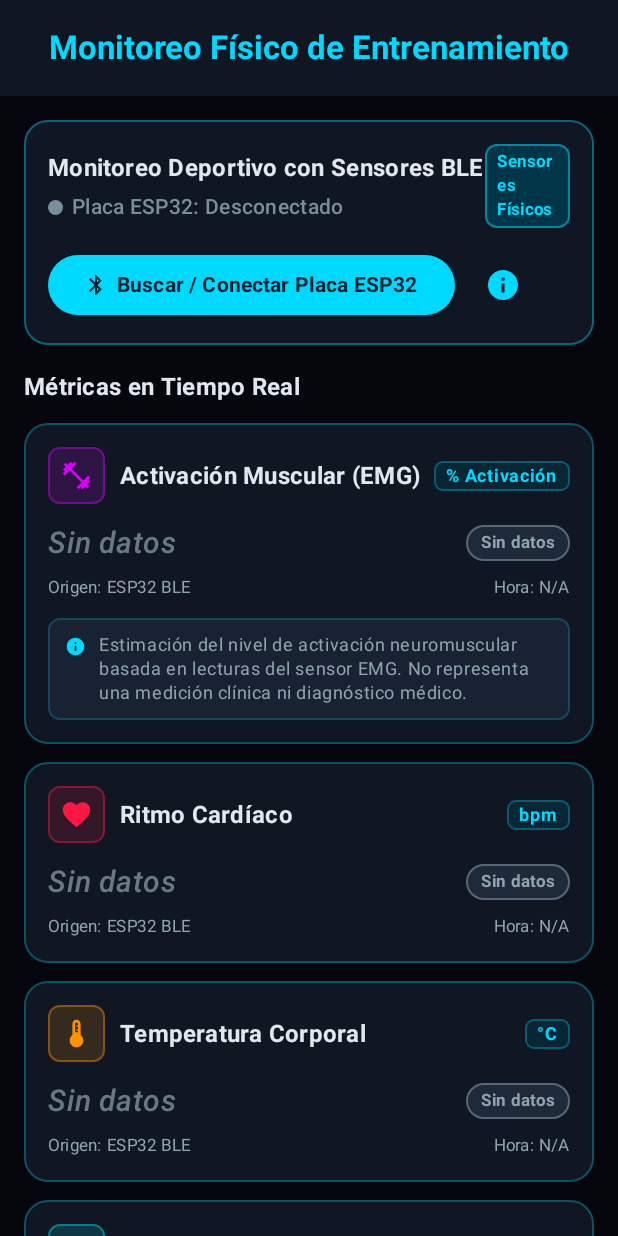
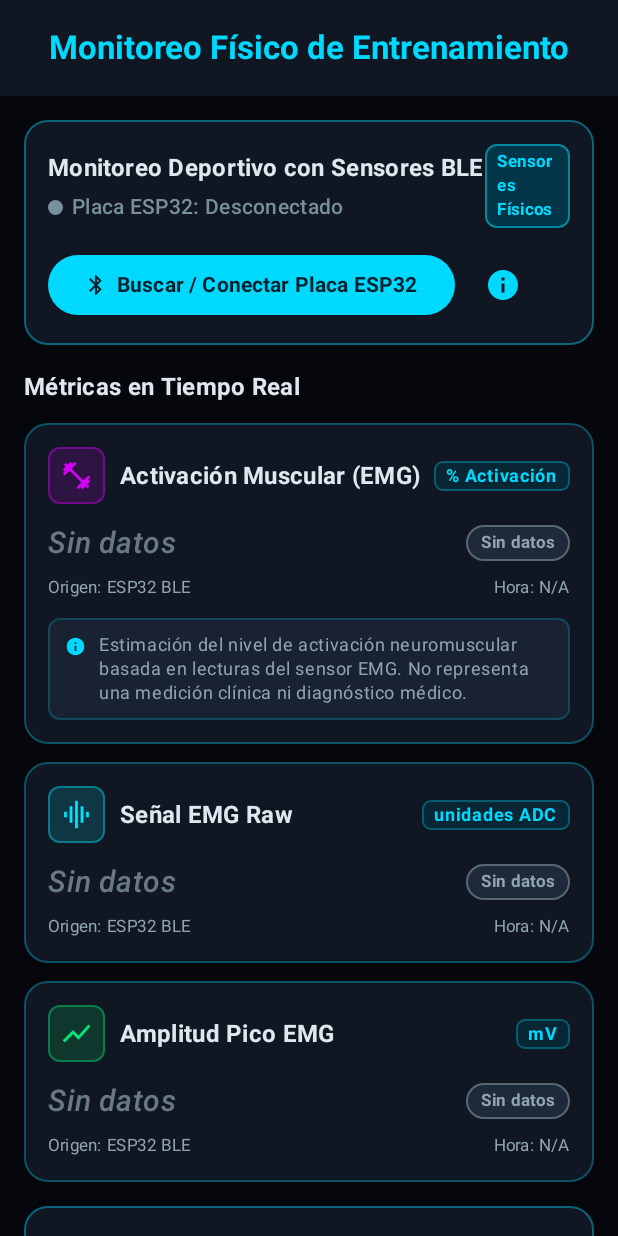
Before and after one commit to licha344/APP_Individual_TP_Nacho_Y_Luis-, an Android app built with Jetpack Compose: the screen it shows after launch (MainActivity), after a tap on "Activación Muscular (EMG)", on a phone screen of 412 x 824 dp. Run offline under Robolectric (Android 15) with nearby library versions, the phone set to English and light mode, and no system bars.

Commit message:
Actualiza la aplicación a la versión 0.1.0
Co-authored-by: Copilot <223556219+Copilot@users.noreply.github.com>

```diff
--- a/app/build.gradle.kts
+++ b/app/build.gradle.kts
@@ -13,8 +13,8 @@ android {
         applicationId = "com.example.lessiontpnl"
         minSdk = 26
         targetSdk = 37
-        versionCode = 1
-        versionName = "0.0.1"
+        versionCode = 2
+        versionName = "0.1.0"
 
         testInstrumentationRunner = "androidx.test.runner.AndroidJUnitRunner"
     }
--- a/app/src/main/java/com/example/lessiontpnl/domain/model/MetricModels.kt
+++ b/app/src/main/java/com/example/lessiontpnl/domain/model/MetricModels.kt
@@ -4,32 +4,42 @@ import com.example.lessiontpnl.config.ProvisionalDataConfig
 import java.util.UUID
 
 /**
- * Tipos de métricas físicas monitoreadas por la aplicación.
+ * Tipos de métricas físicas monitoreadas por la aplicación centradas en el sensor EMG V3 y placa ESP32.
  */
 enum class MetricType(
     val displayName: String,
     val unit: String,
     val description: String
 ) {
+    MUSCLE_FATIGUE(
+        displayName = "Activación Muscular (EMG)",
+        unit = ProvisionalDataConfig.MUSCLE_FATIGUE_SCALE,
+        description = "Estimación del nivel de activación neuromuscular basada en lecturas del sensor EMG. No representa una medición clínica ni diagnóstico médico."
+    ),
+    EMG_RAW(
+        displayName = "Señal EMG Raw",
+        unit = "unidades ADC",
+        description = "Amplitud bruta de la señal electromiográfica analógica capturada por la placa ESP32 y el sensor EMG V3 (0-4095 ADC)."
+    ),
+    EMG_PEAK(
+        displayName = "Amplitud Pico EMG",
+        unit = "mV",
+        description = "Amplitud máxima instantánea en milivoltios registrada durante las contracciones musculares."
+    ),
     HEART_RATE(
         displayName = "Ritmo Cardíaco",
         unit = "bpm",
-        description = "Frecuencia del pulso cardíaco expresada en latidos por minuto. Permite monitorear el esfuerzo físico."
+        description = "Frecuencia del pulso cardíaco expresada en latidos por minuto (métrica opcional/demo)."
     ),
     BODY_TEMPERATURE(
         displayName = "Temperatura Corporal",
         unit = ProvisionalDataConfig.BODY_TEMP_UNIT,
-        description = "Temperatura corporal en grados Celsius (°C). Monitorea la termorregulación."
+        description = "Temperatura corporal en grados Celsius (°C) (métrica opcional/demo)."
     ),
     BLOOD_PRESSURE(
         displayName = "Presión Arterial",
         unit = ProvisionalDataConfig.BLOOD_PRESSURE_UNIT,
-        description = "Presión ejercida por la sangre en las arterias (Sistólica / Diastólica)."
-    ),
-    MUSCLE_FATIGUE(
-        displayName = "Activación Muscular (EMG)",
-        unit = ProvisionalDataConfig.MUSCLE_FATIGUE_SCALE,
-        description = "Estimación del nivel de activación neuromuscular basada en lecturas del sensor EMG. No representa una medición clínica ni diagnóstico médico."
+        description = "Presión ejercida por la sangre en las arterias (métrica opcional/demo)."
     )
 }
 
@@ -54,14 +64,16 @@ enum class DataSource(val label: String) {
  * Representación tipada de los valores de las métricas.
  */
 sealed class MetricValue {
-    data class HeartRate(val bpm: Int) : MetricValue()
-    data class BodyTemperature(val celsius: Double) : MetricValue()
-    data class BloodPressure(val systolic: Int, val diastolic: Int) : MetricValue()
     data class MuscleFatigueEmg(
         val emgRaw: Int,
         val activationPercent: Int,
         val isDemoData: Boolean = false
     ) : MetricValue()
+    data class EmgRawValue(val rawValue: Int) : MetricValue()
+    data class EmgPeakValue(val peakMv: Double) : MetricValue()
+    data class HeartRate(val bpm: Int) : MetricValue()
+    data class BodyTemperature(val celsius: Double) : MetricValue()
+    data class BloodPressure(val systolic: Int, val diastolic: Int) : MetricValue()
     data class MuscleFatigueUnavailable(
         val reason: String = ProvisionalDataConfig.MUSCLE_FATIGUE_UNAVAILABLE_REASON
     ) : MetricValue()
--- a/app/src/main/java/com/example/lessiontpnl/ui/MainScreen.kt
+++ b/app/src/main/java/com/example/lessiontpnl/ui/MainScreen.kt
@@ -208,12 +208,11 @@ fun MainScreen(
                     )
 
                     BoxWithConstraints(modifier = Modifier.fillMaxWidth()) {
-                        val columns = if (maxWidth < 600.dp) 1 else 2
+                        val columns = if (maxWidth < 600.dp) 1 else 3
                         val metrics = listOf(
                             MetricType.MUSCLE_FATIGUE,
-                            MetricType.HEART_RATE,
-                            MetricType.BODY_TEMPERATURE,
-                            MetricType.BLOOD_PRESSURE
+                            MetricType.EMG_RAW,
+                            MetricType.EMG_PEAK
                         )
                         if (columns == 1) {
                             Column(verticalArrangement = Arrangement.spacedBy(12.dp)) {
@@ -225,16 +224,9 @@ fun MainScreen(
                             }
                         } else {
                             Row(horizontalArrangement = Arrangement.spacedBy(12.dp)) {
-                                metrics.chunked(2).forEach { columnMetrics ->
-                                    Column(
-                                        modifier = Modifier.weight(1f),
-                                        verticalArrangement = Arrangement.spacedBy(12.dp)
-                                    ) {
-                                        columnMetrics.forEach { metric ->
-                                            uiState.metricsMap[metric]?.let { displayInfo ->
-                                                MetricCard(displayInfo = displayInfo, modifier = Modifier.fillMaxWidth())
-                                            }
-                                        }
+                                metrics.forEach { metric ->
+                                    uiState.metricsMap[metric]?.let { displayInfo ->
+                                        MetricCard(displayInfo = displayInfo, modifier = Modifier.weight(1f))
                                     }
                                 }
                             }
--- a/app/src/main/java/com/example/lessiontpnl/ui/components/HistorySection.kt
+++ b/app/src/main/java/com/example/lessiontpnl/ui/components/HistorySection.kt
@@ -192,6 +192,8 @@ private fun HistoryItemCard(record: MeasurementRecord) {
         is MetricValue.BodyTemperature -> String.format(Locale.getDefault(), "%.1f", v.celsius) to record.metricType.unit
         is MetricValue.BloodPressure -> "${v.systolic} / ${v.diastolic}" to record.metricType.unit
         is MetricValue.MuscleFatigueEmg -> "${v.activationPercent} % (EMG: ${v.emgRaw})" to record.metricType.unit
+        is MetricValue.EmgRawValue -> "${v.rawValue}" to record.metricType.unit
+        is MetricValue.EmgPeakValue -> String.format(Locale.getDefault(), "%.1f", v.peakMv) to record.metricType.unit
         is MetricValue.MuscleFatigueUnavailable -> "Sin datos" to record.metricType.unit
         is MetricValue.Error -> "Error" to record.metricType.unit
         is MetricValue.NoData -> "Sin datos" to record.metricType.unit
--- a/app/src/main/java/com/example/lessiontpnl/ui/components/MetricCard.kt
+++ b/app/src/main/java/com/example/lessiontpnl/ui/components/MetricCard.kt
@@ -17,7 +17,9 @@ import androidx.compose.material.icons.Icons
 import androidx.compose.material.icons.filled.Compress
 import androidx.compose.material.icons.filled.Favorite
 import androidx.compose.material.icons.filled.FitnessCenter
+import androidx.compose.material.icons.filled.GraphicEq
 import androidx.compose.material.icons.filled.Info
+import androidx.compose.material.icons.automirrored.filled.ShowChart
 import androidx.compose.material.icons.filled.Thermostat
 import androidx.compose.material3.Card
 import androidx.compose.material3.CardDefaults
@@ -49,17 +51,21 @@ fun MetricCard(
     var isExpanded by remember { mutableStateOf(false) }
 
     val icon: ImageVector = when (displayInfo.type) {
+        MetricType.MUSCLE_FATIGUE -> Icons.Default.FitnessCenter
+        MetricType.EMG_RAW -> Icons.Default.GraphicEq
+        MetricType.EMG_PEAK -> Icons.AutoMirrored.Filled.ShowChart
         MetricType.HEART_RATE -> Icons.Default.Favorite
         MetricType.BODY_TEMPERATURE -> Icons.Default.Thermostat
         MetricType.BLOOD_PRESSURE -> Icons.Default.Compress
-        MetricType.MUSCLE_FATIGUE -> Icons.Default.FitnessCenter
     }
 
     val iconColor: Color = when (displayInfo.type) {
-        MetricType.HEART_RATE -> Color(0xFFFF1744) // Rojo Neón Intensificado
+        MetricType.MUSCLE_FATIGUE -> Color(0xFFD500F9) // Magenta Neón
+        MetricType.EMG_RAW -> Color(0xFF00E5FF) // Cian Neón
+        MetricType.EMG_PEAK -> Color(0xFF00E676) // Verde Neón
+        MetricType.HEART_RATE -> Color(0xFFFF1744) // Rojo Neón
         MetricType.BODY_TEMPERATURE -> Color(0xFFFF9100) // Naranja Neón
-        MetricType.BLOOD_PRESSURE -> Color(0xFF00E5FF) // Cian Neón
-        MetricType.MUSCLE_FATIGUE -> Color(0xFFD500F9) // Magenta Neón
+        MetricType.BLOOD_PRESSURE -> Color(0xFF29B6F6)
     }
 
     val statusBadgeColor: Color = when {
--- a/app/src/main/java/com/example/lessiontpnl/util/CsvExporter.kt
+++ b/app/src/main/java/com/example/lessiontpnl/util/CsvExporter.kt
@@ -103,6 +103,8 @@ object CsvExporter {
             is MetricValue.BodyTemperature -> Triple(String.format(Locale.ROOT, "%.1f", v.celsius), record.metricType.unit, "Temperatura Corporal")
             is MetricValue.BloodPressure -> Triple("${v.systolic} / ${v.diastolic}", record.metricType.unit, "Presión Arterial")
             is MetricValue.MuscleFatigueEmg -> Triple("${v.activationPercent}", record.metricType.unit, "Raw EMG: ${v.emgRaw}")
+            is MetricValue.EmgRawValue -> Triple("${v.rawValue}", record.metricType.unit, "Señal EMG Raw ADC")
+            is MetricValue.EmgPeakValue -> Triple(String.format(Locale.ROOT, "%.1f", v.peakMv), record.metricType.unit, "Amplitud Pico EMG")
             is MetricValue.MuscleFatigueUnavailable -> Triple("Sin datos", record.metricType.unit, v.reason)
             is MetricValue.Error -> Triple("Error", record.metricType.unit, v.message)
             is MetricValue.NoData -> Triple("Sin datos", record.metricType.unit, "No disponible")
```
Also changed, not shown: app/src/main/java/com/example/lessiontpnl/data/device/BlePayloadParser.kt (+26 -8 lines), app/src/main/java/com/example/lessiontpnl/data/repository/MeasurementRepository.kt (+10 -0 lines), app/src/main/java/com/example/lessiontpnl/ui/viewmodel/MainViewModel.kt (+33 -11 lines), 2 other files.
